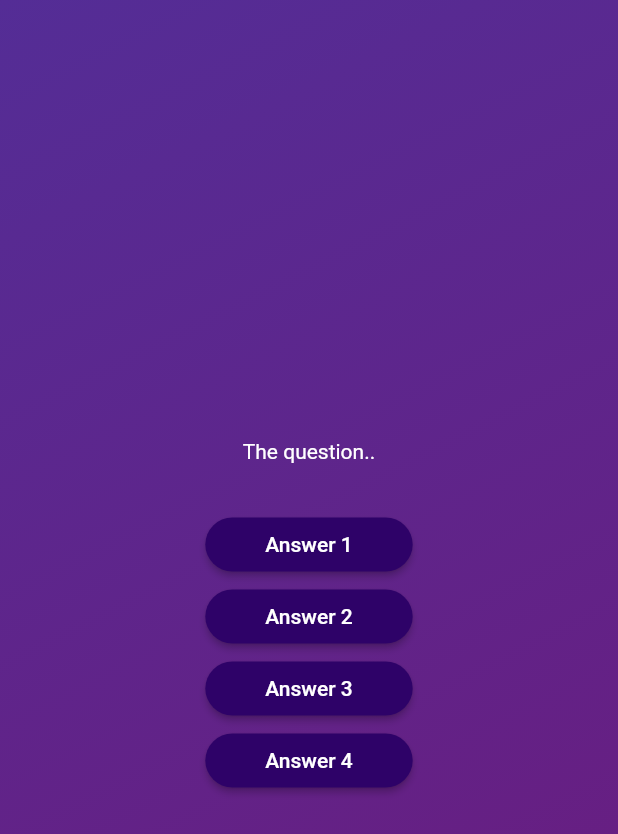
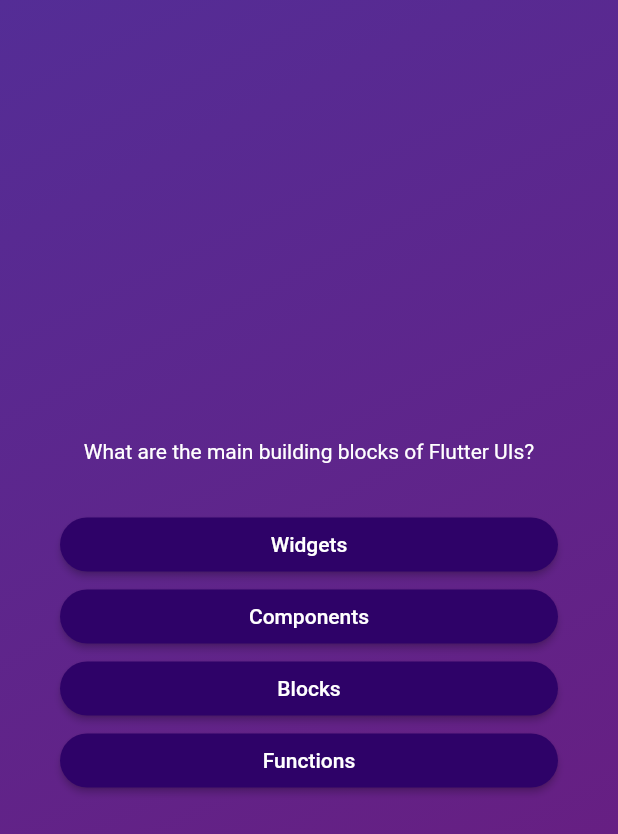
Before and after one commit to stayros130/Flutter_training, a Flutter app: the screen it shows after launch, after a tap on "Start Quiz", on a phone screen of 412 x 824 dp. Shown: the top 834 px of the screen. Run offline on Flutter 3.47's test engine with Material 2 defaults, Android fonts, the phone set to English and light mode, and no system bars.

Commit message:
Questions appear on screen and well coded

```diff
--- a/adv_basics_s/lib/questions_screen.dart
+++ b/adv_basics_s/lib/questions_screen.dart
@@ -1,3 +1,4 @@
+import 'package:adv_basics_s/data/questions.dart';
 import 'package:adv_basics_s/models/answer_button.dart';
 import 'package:flutter/material.dart';
 
@@ -13,35 +14,29 @@ class QuestionsScreen extends StatefulWidget{
 class _QuestionsScreenState extends State<QuestionsScreen> {
   @override
   Widget build(context) {
+    final currentQuestion = questions[0];
+
     return SizedBox(
       width: double.infinity,
+      child: Container(
+        margin: const EdgeInsets.all(40),
         child: Column(
           mainAxisAlignment:  MainAxisAlignment.center,
+          crossAxisAlignment: CrossAxisAlignment.stretch,
           children: [
-        const Text(
-          'The question..',
-          style: TextStyle(
+          Text(
+            currentQuestion.text,
+            style: const TextStyle(
               color: Colors.white,
             ),
+            textAlign: TextAlign.center,
           ),
           const SizedBox(height: 30,),
-        AnswerButton(
-          'Answer 1',
-          () { }
+          ...currentQuestion.answers.map((answer) {
+            return AnswerButton(answer , () { });
+          }),
+          ],
         ),
-        AnswerButton(
-          'Answer 2',
-          () { }
-        ),
-        AnswerButton(
-          'Answer 3',
-          () { }
-        ),
-        AnswerButton(
-          'Answer 4',
-          () { }
-        ),
-        ],
       ),
     );
   }
```
Lines whose indentation alone changed are shown as unchanged.
